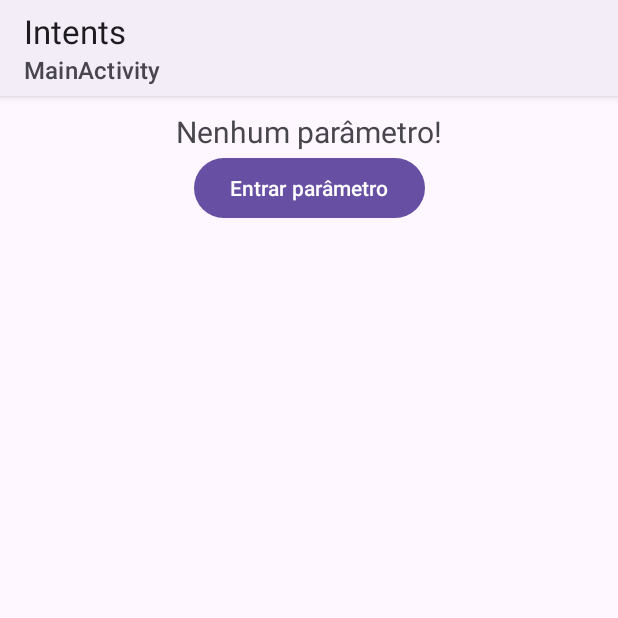
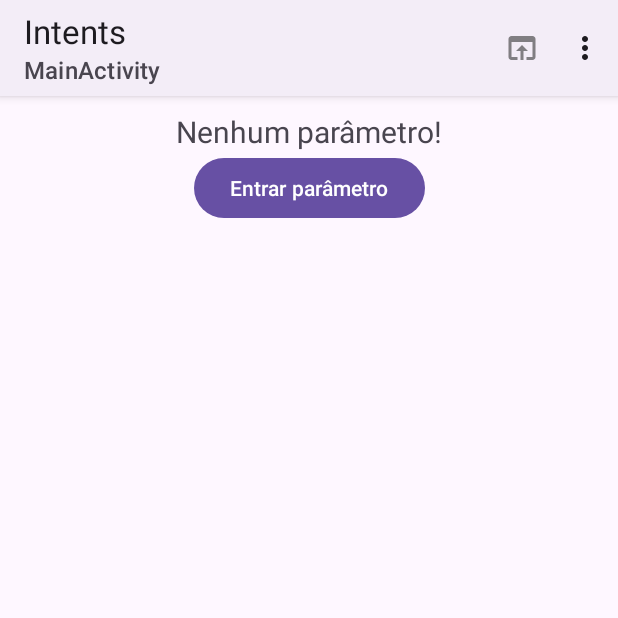
Before and after one commit to gabrieleksilva/Intents, an Android app: the screen it shows after launch (MainActivity), on a phone screen of 412 x 824 dp, the top half of it. Run offline under Robolectric (Android 15) with nearby library versions, the phone set to English and light mode, and no system bars.

Commit message:
implementação do menu_main

```diff
--- a/app/src/main/AndroidManifest.xml
+++ b/app/src/main/AndroidManifest.xml
@@ -1,6 +1,11 @@
 <?xml version="1.0" encoding="utf-8"?>
 <manifest xmlns:android="http://schemas.android.com/apk/res/android"
     xmlns:tools="http://schemas.android.com/tools">
+
+    <uses-feature
+        android:name="android.hardware.telephony"
+        android:required="false" />
+    <uses-permission android:name="android.permission.CALL_PHONE" />
 
     <application
         android:allowBackup="true"
--- a/app/src/main/res/menu/menu_main.xml
+++ b/app/src/main/res/menu/menu_main.xml
@@ -1,4 +1,22 @@
 <?xml version="1.0" encoding="utf-8"?>
-<menu xmlns:android="http://schemas.android.com/apk/res/android">
-
+<menu xmlns:android="http://schemas.android.com/apk/res/android"
+    xmlns:app="http://schemas.android.com/apk/res-auto">
+    <item android:id="@+id/viewMi"
+        android:icon="@drawable/ic_navegador"
+        android:title="Abrir navegador"
+        app:showAsAction="ifRoom" />
+    <item
+        android:title="Outras intents"
+        app:showAsAction="never">
+        <menu>
+            <item android:id="@+id/callMi"
+                android:title="Chamar numero" />
+            <item android:id="@+id/dialMi"
+                android:title="Abrir discador" />
+            <item android:id="@+id/pickMi"
+                android:title="Pegar imagem" />
+            <item android:id="@+id/chooserMi"
+                android:title="Selecionar app" />
+        </menu>
+    </item>
 </menu>
```
Also changed, not shown: app/src/main/java/br/edu/scl/ifsp/ads/intents/MainActivity.kt (+111 -4 lines).
